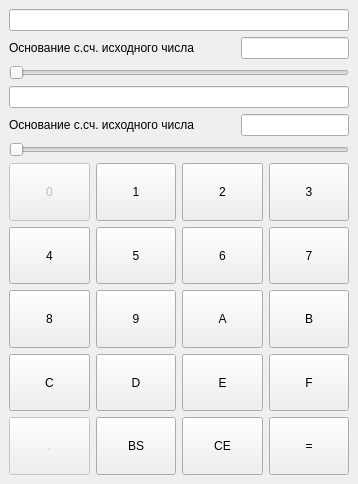
First picture: the form in mainwindow.ui, repository Ilyusha-Novoselov/Converter_p1_p2, before the edit.
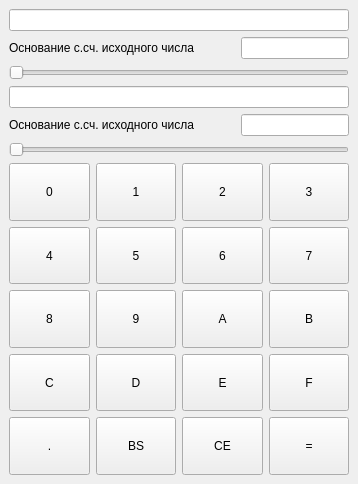
Second picture: the form after the edit. Custom widgets are drawn as their Qt base class.

What changed in the file:
```diff
--- a/mainwindow.ui
+++ b/mainwindow.ui
@@ -210,7 +210,7 @@
       <item row="0" column="0">
        <widget class="QPushButton" name="Button_0">
         <property name="enabled">
-         <bool>false</bool>
+         <bool>true</bool>
         </property>
         <property name="sizePolicy">
          <sizepolicy hsizetype="Minimum" vsizetype="Expanding">
@@ -221,6 +221,15 @@
         <property name="text">
          <string>0</string>
         </property>
+        <property name="checkable">
+         <bool>false</bool>
+        </property>
+        <property name="default">
+         <bool>false</bool>
+        </property>
+        <property name="flat">
+         <bool>false</bool>
+        </property>
        </widget>
       </item>
       <item row="2" column="2">
@@ -291,7 +300,7 @@
       <item row="4" column="0">
        <widget class="QPushButton" name="Button_Comma">
         <property name="enabled">
-         <bool>false</bool>
+         <bool>true</bool>
         </property>
         <property name="sizePolicy">
          <sizepolicy hsizetype="Minimum" vsizetype="Expanding">
```
Left out of the diff: 2 changed lines with no effect on the pictures.
